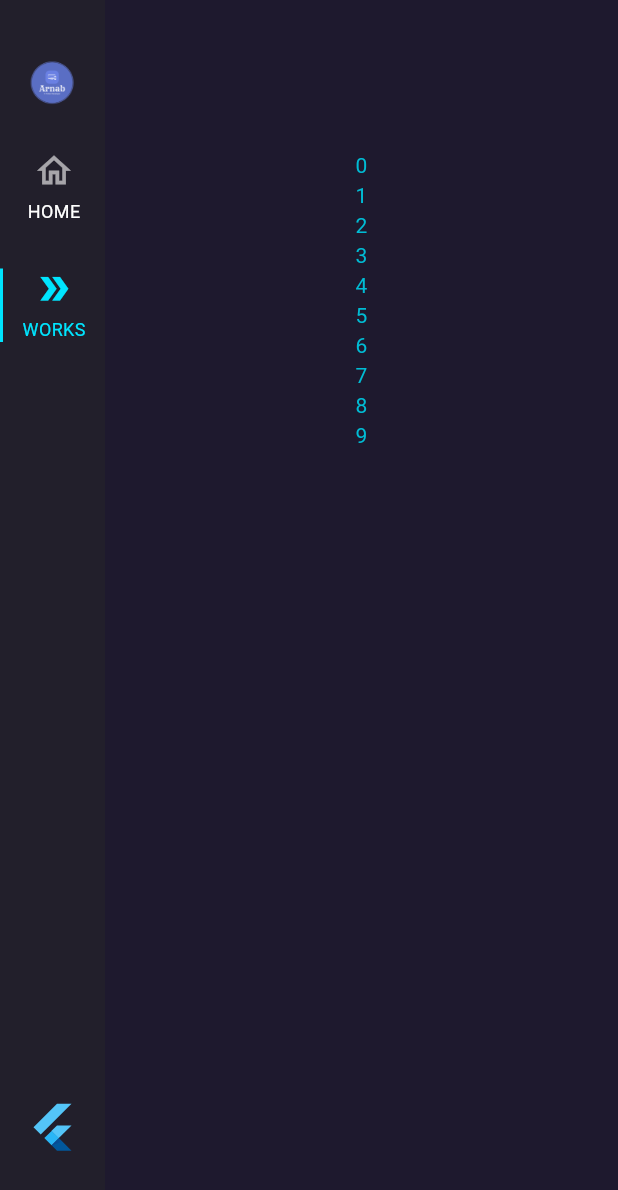
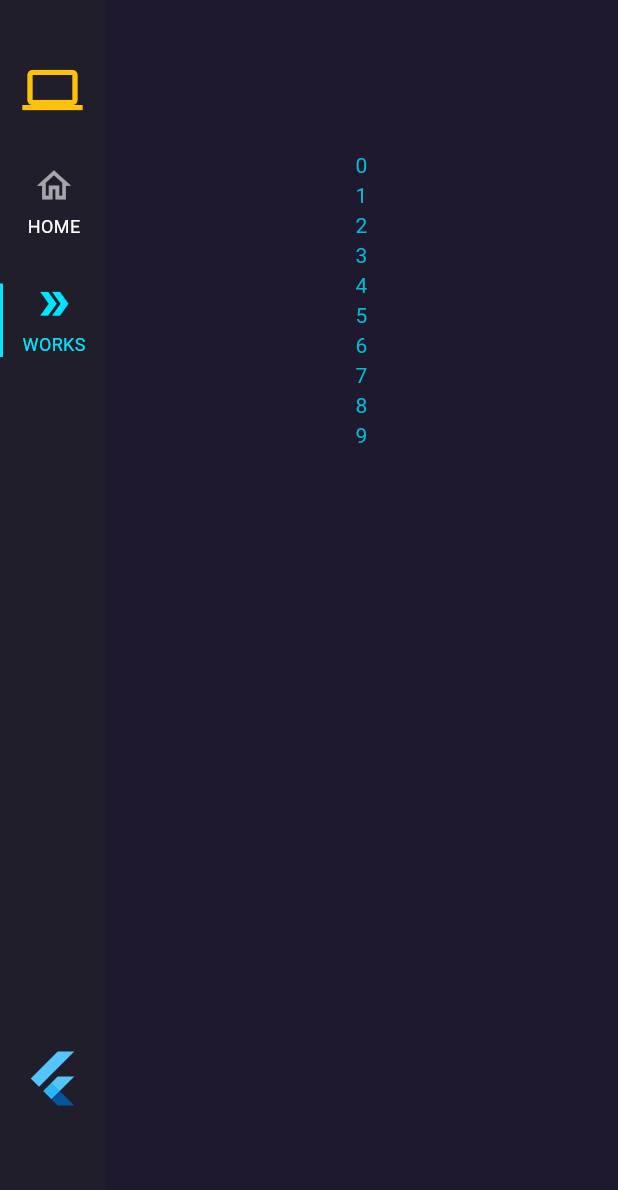
Before and after one commit to ayato91/portfolio_flutter, a Flutter app: the WebPage screen opened directly, after a tap on "WORKS", on a phone screen of 412 x 824 dp. Shown: the top 1190 px of the screen. Run offline on Flutter 3.47's test engine with Material 3 defaults, Android fonts, the phone set to English and light mode, and no system bars; our stand-ins replace flutter_bloc, rive.

Commit message:
Added Flutter Logo

```diff
--- a/lib/main.dart
+++ b/lib/main.dart
@@ -2,6 +2,7 @@ import 'package:flutter/material.dart';
 import 'package:flutter_bloc/flutter_bloc.dart';
 import 'package:portfolio/view/web/pages/web.dart';
 import 'package:portfolio/view/mobile/mobile.dart';
+import 'package:portfolio/viewmodel/bloc/flutterLogoCubit.dart';
 import 'package:portfolio/viewmodel/bloc/homeCubit.dart';
 import 'package:portfolio/viewmodel/bloc/navRailCubit.dart';
 
@@ -18,6 +19,7 @@ class MainApp extends StatelessWidget {
     return MultiBlocProvider(
       providers: [
         BlocProvider(create: (context) => NavRailCubit()),
+        BlocProvider(create: (context) => LogoCubit()),
         BlocProvider(create: (context) => HomeCubit()),
       ],
       child: MaterialApp(
--- a/lib/view/web/components/flutterLogo.dart
+++ b/lib/view/web/components/flutterLogo.dart
@@ -1,4 +1,6 @@
 import 'package:flutter/material.dart';
+import 'package:flutter_bloc/flutter_bloc.dart';
+import 'package:portfolio/viewmodel/bloc/flutterLogoCubit.dart';
 
 class FlutterShowcase extends StatefulWidget {
   const FlutterShowcase({super.key});
@@ -9,12 +11,54 @@ class FlutterShowcase extends StatefulWidget {
 
 class _FlutterShowcaseState extends State<FlutterShowcase> {
   @override
-  Widget build(BuildContext context) {
-    return AnimatedContainer(
-        duration: Duration(seconds: 1), child: InkWell(
-          onTap: () => print('object'),
-                        onHover: (val) => print(val),
-
-          child: FlutterLogo(size: 35)));
-  }
+  Widget build(BuildContext context) => BlocBuilder<LogoCubit, LogoState>(
+        builder: (context, state) {
+          final model = context.watch<LogoCubit>();
+          return InkWell(
+            splashFactory: NoSplash.splashFactory,
+            onTap: () => model.onPressed(),
+            onHover: (val) => model.onHovered(val),
+            child: AnimatedContainer(
+              height: 50,
+              duration: Duration(milliseconds: 200),
+              width: model.isHovered || model.isTapped ? 248 : 40,
+              decoration: model.isHovered || model.isTapped
+                  ? BoxDecoration(
+                      borderRadius: BorderRadius.circular(20),
+                      border: Border.all(color: Color(0xAAFFFFFF)))
+                  : ShapeDecoration(shape: ContinuousRectangleBorder()),
+              child: model.isHovered || model.isTapped
+                  ? Row(
+                      children: [
+                        SizedBox(width: 10),
+                        FlutterLogo(size: 30),
+                        SizedBox(width: 10),
+                        Text('Made with ',
+                            textAlign: TextAlign.center,
+                            style: TextStyle(color: Colors.grey)),
+                        ShaderMask(
+                            shaderCallback: (bounds) => LinearGradient(
+                                    colors: [Colors.blue, Colors.purple])
+                                .createShader(bounds),
+                            child: Icon(Icons.favorite_rounded,
+                                color: Colors.white)),
+                        Text(' by',
+                            textAlign: TextAlign.center,
+                            style: TextStyle(color: Colors.grey)),
+                        Text(' ayato91',
+                            textScaleFactor: 1.1,
+                            textAlign: TextAlign.center,
+                            style: TextStyle(
+                              color: Colors.tealAccent,
+                            )),
+                        SizedBox(width: 10)
+                      ],
+                    )
+                  : Align(
+                      alignment: Alignment.center,
+                      child: FlutterLogo(size: 40)),
+            ),
+          );
+        },
+      );
 }
--- a/lib/view/web/pages/web.dart
+++ b/lib/view/web/pages/web.dart
@@ -21,18 +21,21 @@ class _WebPageState extends State<WebPage> {
           return Scaffold(
             resizeToAvoidBottomInset: false,
             backgroundColor: Color(0xFF1E192E),
-            body: Row(
+            body: Stack(
+              children: [
+                Row(
                   children: [
                     Container(
                       width: 70,
-                  color: Color(0xF1221f2b),
+                      color: Color(0xDD221F2B),
                       child: Container(
                         child: Column(children: [
                           SizedBox(height: 40),
-                      SizedBox(
-                          height: 30,
-                          child: Image.asset('assets/logo.png',
-                              fit: BoxFit.cover)),
+                          CustomIcon(
+                              isSelected: true,
+                              color: Colors.amber,
+                              icon: Icons.computer,
+                              size: 40),
                           SizedBox(height: 30),
                           InkWell(
                               onTap: () => model.indexChange(0),
@@ -92,14 +95,18 @@ class _WebPageState extends State<WebPage> {
                                 ),
                               )),
                           Spacer(),
-                      FlutterShowcase(),
-                      SizedBox(height: 55)
+                          // FlutterShowcase(),
+                          // SizedBox(height: 55)
                         ]),
                       ),
                     ),
                     Divider(),
                     Expanded(
-                    child: model.index == 0 ? HomeContent() : SecondContent())
+                        child:
+                            model.index == 0 ? HomeContent() : SecondContent())
+                  ],
+                ),
+                Positioned(bottom: 80, left: 15, child: FlutterShowcase())
               ],
             ),
           );
--- /dev/null
+++ b/lib/viewmodel/bloc/flutterLogoCubit.dart
@@ -0,0 +1,26 @@
+import 'package:flutter_bloc/flutter_bloc.dart';
+
+sealed class LogoState {}
+
+class LogoInitial extends LogoState {}
+
+class LogoChanged extends LogoState {}
+
+class LogoCubit extends Cubit<LogoState> {
+  LogoCubit() : super(LogoInitial());
+
+  bool isTapped = false;
+
+  bool isHovered = false;
+
+  void onPressed() {
+    isTapped = true;
+    emit(LogoChanged());
+    isTapped = false;
+  }
+
+  void onHovered(bool val) {
+    isHovered = val;
+    emit(LogoChanged());
+  }
+}
```
Lines whose indentation alone changed are shown as unchanged.
